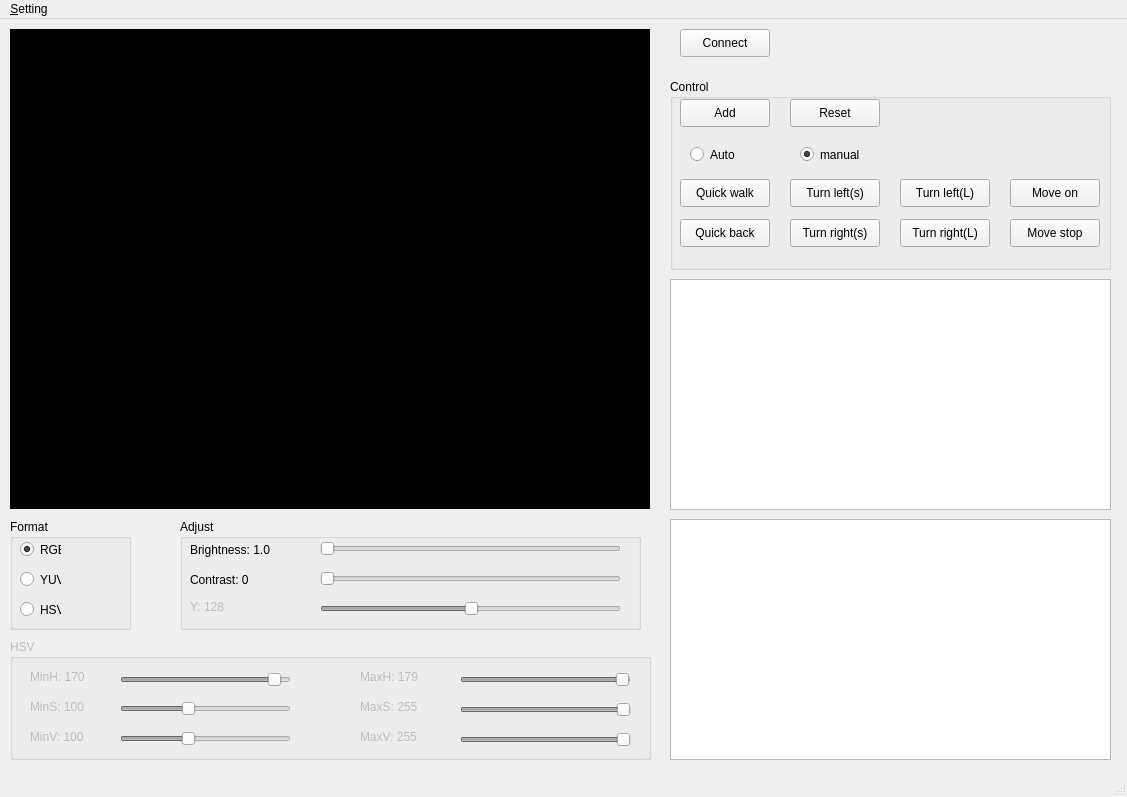
This is QT-ColorSegmentation/VideoArea.ui in LejuRobotics/Aelos-Vision-Demo as Qt 5 draws it before an edit. The edited form follows.
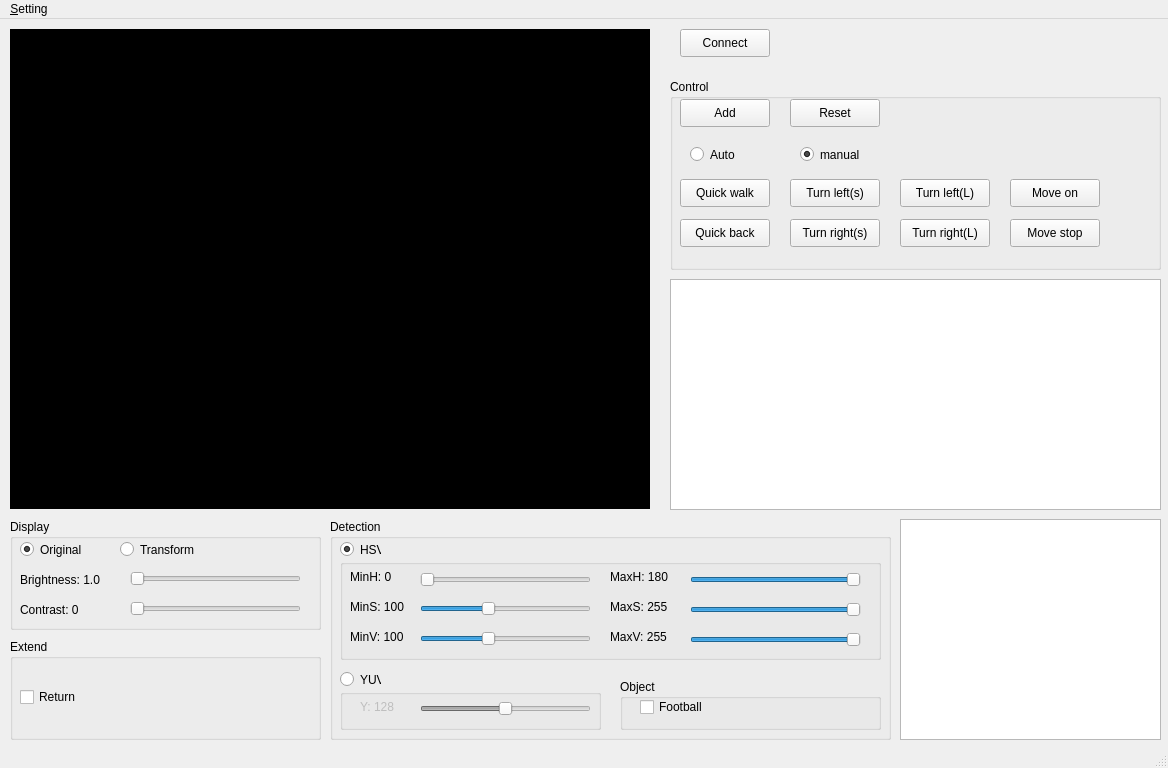
This is the edited form. Custom widgets are drawn as their Qt base class.

```diff
--- a/QT-ColorSegmentation/VideoArea.ui
+++ b/QT-ColorSegmentation/VideoArea.ui
@@ -6,8 +6,8 @@
    <rect>
     <x>0</x>
     <y>0</y>
-    <width>1127</width>
-    <height>797</height>
+    <width>1168</width>
+    <height>768</height>
    </rect>
   </property>
   <property name="minimumSize">
@@ -54,24 +54,69 @@
      <string/>
     </property>
    </widget>
-   <widget class="QGroupBox" name="groupBox_2">
+   <widget class="QGroupBox" name="format_groupBox">
     <property name="geometry">
      <rect>
-      <x>180</x>
+      <x>10</x>
       <y>500</y>
-      <width>461</width>
+      <width>311</width>
       <height>111</height>
      </rect>
     </property>
     <property name="title">
-     <string>Adjust</string>
+     <string>Display</string>
     </property>
+    <widget class="QRadioButton" name="original_radio">
+     <property name="geometry">
+      <rect>
+       <x>10</x>
+       <y>20</y>
+       <width>81</width>
+       <height>21</height>
+      </rect>
+     </property>
+     <property name="text">
+      <string>Original</string>
+     </property>
+     <property name="checked">
+      <bool>true</bool>
+     </property>
+    </widget>
+    <widget class="QRadioButton" name="transform_radio">
+     <property name="geometry">
+      <rect>
+       <x>110</x>
+       <y>20</y>
+       <width>81</width>
+       <height>21</height>
+      </rect>
+     </property>
+     <property name="text">
+      <string>Transform</string>
+     </property>
+     <property name="checked">
+      <bool>false</bool>
+     </property>
+    </widget>
+    <widget class="QLabel" name="brightness_label">
+     <property name="geometry">
+      <rect>
+       <x>10</x>
+       <y>50</y>
+       <width>101</width>
+       <height>21</height>
+      </rect>
+     </property>
+     <property name="text">
+      <string>Brightness: 1.0</string>
+     </property>
+    </widget>
     <widget class="QSlider" name="brightness_slider">
      <property name="geometry">
       <rect>
-       <x>140</x>
-       <y>20</y>
-       <width>301</width>
+       <x>120</x>
+       <y>50</y>
+       <width>171</width>
        <height>19</height>
       </rect>
      </property>
@@ -85,78 +130,11 @@
       <enum>Qt::Horizontal</enum>
      </property>
     </widget>
-    <widget class="QSlider" name="contrast_slider">
-     <property name="geometry">
-      <rect>
-       <x>140</x>
-       <y>50</y>
-       <width>301</width>
-       <height>19</height>
-      </rect>
-     </property>
-     <property name="maximum">
-      <number>200</number>
-     </property>
-     <property name="orientation">
-      <enum>Qt::Horizontal</enum>
-     </property>
-    </widget>
-    <widget class="QSlider" name="colorY_slider">
-     <property name="enabled">
-      <bool>false</bool>
-     </property>
-     <property name="geometry">
-      <rect>
-       <x>140</x>
-       <y>80</y>
-       <width>301</width>
-       <height>19</height>
-      </rect>
-     </property>
-     <property name="maximum">
-      <number>255</number>
-     </property>
-     <property name="value">
-      <number>128</number>
-     </property>
-     <property name="orientation">
-      <enum>Qt::Horizontal</enum>
-     </property>
-    </widget>
-    <widget class="QLabel" name="colorY_label">
-     <property name="enabled">
-      <bool>false</bool>
-     </property>
-     <property name="geometry">
-      <rect>
-       <x>10</x>
-       <y>80</y>
-       <width>101</width>
-       <height>16</height>
-      </rect>
-     </property>
-     <property name="text">
-      <string>Y: 128</string>
-     </property>
-    </widget>
-    <widget class="QLabel" name="brightness_label">
-     <property name="geometry">
-      <rect>
-       <x>10</x>
-       <y>20</y>
-       <width>101</width>
-       <height>21</height>
-      </rect>
-     </property>
-     <property name="text">
-      <string>Brightness: 1.0</string>
-     </property>
-    </widget>
     <widget class="QLabel" name="contrast_label">
      <property name="geometry">
       <rect>
        <x>10</x>
-       <y>50</y>
+       <y>80</y>
        <width>101</width>
        <height>21</height>
       </rect>
@@ -165,59 +143,20 @@
       <string>Contrast: 0</string>
      </property>
     </widget>
-   </widget>
-   <widget class="QGroupBox" name="format_groupBox">
+    <widget class="QSlider" name="contrast_slider">
     <property name="geometry">
      <rect>
-      <x>10</x>
-      <y>500</y>
-      <width>121</width>
-      <height>111</height>
-     </rect>
-    </property>
-    <property name="title">
-     <string>Format</string>
-    </property>
-    <widget class="QRadioButton" name="rgb_radio">
-     <property name="geometry">
-      <rect>
-       <x>10</x>
-       <y>20</y>
-       <width>41</width>
-       <height>21</height>
-      </rect>
-     </property>
-     <property name="text">
-      <string>RGB</string>
-     </property>
-     <property name="checked">
-      <bool>true</bool>
-     </property>
-    </widget>
-    <widget class="QRadioButton" name="yuv_radio">
-     <property name="geometry">
-      <rect>
-       <x>10</x>
-       <y>50</y>
-       <width>41</width>
-       <height>21</height>
-      </rect>
-     </property>
-     <property name="text">
-      <string>YUV</string>
-     </property>
-    </widget>
-    <widget class="QRadioButton" name="hsv_radio">
-     <property name="geometry">
-      <rect>
-       <x>10</x>
+       <x>120</x>
        <y>80</y>
-       <width>41</width>
-       <height>21</height>
+       <width>171</width>
+       <height>19</height>
       </rect>
      </property>
-     <property name="text">
-      <string>HSV</string>
+     <property name="maximum">
+      <number>200</number>
+     </property>
+     <property name="orientation">
+      <enum>Qt::Horizontal</enum>
      </property>
     </widget>
    </widget>
@@ -239,7 +178,7 @@
      <rect>
       <x>670</x>
       <y>60</y>
-      <width>441</width>
+      <width>491</width>
       <height>191</height>
      </rect>
     </property>
@@ -412,59 +351,74 @@
      </property>
     </widget>
    </widget>
-   <widget class="QTextEdit" name="textEdit">
-    <property name="geometry">
-     <rect>
-      <x>670</x>
-      <y>500</y>
-      <width>441</width>
-      <height>241</height>
-     </rect>
-    </property>
-   </widget>
    <widget class="LejuTbableWidget" name="tableWidget">
     <property name="geometry">
      <rect>
       <x>670</x>
       <y>260</y>
-      <width>441</width>
+      <width>491</width>
       <height>231</height>
      </rect>
     </property>
    </widget>
+   <widget class="QGroupBox" name="groupBox_4">
+    <property name="geometry">
+     <rect>
+      <x>330</x>
+      <y>500</y>
+      <width>561</width>
+      <height>221</height>
+     </rect>
+    </property>
+    <property name="title">
+     <string>Detection</string>
+    </property>
+    <widget class="QRadioButton" name="hsv_radio">
+     <property name="geometry">
+      <rect>
+       <x>10</x>
+       <y>20</y>
+       <width>41</width>
+       <height>21</height>
+      </rect>
+     </property>
+     <property name="text">
+      <string>HSV</string>
+     </property>
+     <property name="checked">
+      <bool>true</bool>
+     </property>
+    </widget>
    <widget class="QGroupBox" name="hsvGroupBox">
-    <property name="enabled">
-     <bool>false</bool>
-    </property>
     <property name="geometry">
      <rect>
       <x>10</x>
-      <y>620</y>
-      <width>641</width>
-      <height>121</height>
+       <y>40</y>
+       <width>541</width>
+       <height>101</height>
      </rect>
     </property>
     <property name="title">
-     <string>HSV</string>
+      <string/>
     </property>
     <widget class="QLabel" name="colorMinH_label">
      <property name="geometry">
       <rect>
-       <x>20</x>
-       <y>30</y>
+        <x>10</x>
+        <y>10</y>
        <width>61</width>
        <height>16</height>
       </rect>
      </property>
      <property name="text">
-      <string>MinH: 170</string>
+       <string>MinH: 0</string>
      </property>
     </widget>
     <widget class="QSlider" name="colorMinH_slider">
      <property name="geometry">
       <rect>
-       <x>110</x>
-       <y>30</y>
+        <x>80</x>
+        <y>10</y>
        <width>171</width>
        <height>21</height>
       </rect>
@@ -473,7 +427,39 @@
       <number>180</number>
      </property>
      <property name="value">
-      <number>170</number>
+       <number>0</number>
+      </property>
+      <property name="orientation">
+       <enum>Qt::Horizontal</enum>
+      </property>
+     </widget>
+     <widget class="QLabel" name="colorMaxH_label">
+      <property name="geometry">
+       <rect>
+        <x>270</x>
+        <y>10</y>
+        <width>61</width>
+        <height>16</height>
+       </rect>
+      </property>
+      <property name="text">
+       <string>MaxH: 180</string>
+      </property>
+     </widget>
+     <widget class="QSlider" name="colorMaxH_slider">
+      <property name="geometry">
+       <rect>
+        <x>350</x>
+        <y>10</y>
+        <width>171</width>
+        <height>21</height>
+       </rect>
+      </property>
+      <property name="maximum">
+       <number>180</number>
+      </property>
+      <property name="value">
+       <number>180</number>
      </property>
      <property name="orientation">
       <enum>Qt::Horizontal</enum>
@@ -482,8 +468,8 @@
     <widget class="QLabel" name="colorMinS_label">
      <property name="geometry">
       <rect>
-       <x>20</x>
-       <y>60</y>
+        <x>10</x>
+        <y>40</y>
        <width>61</width>
        <height>16</height>
       </rect>
@@ -495,27 +481,8 @@
     <widget class="QSlider" name="colorMinS_slider">
      <property name="geometry">
       <rect>
-       <x>110</x>
-       <y>60</y>
-       <width>171</width>
-       <height>19</height>
-      </rect>
-     </property>
-     <property name="maximum">
-      <number>255</number>
-     </property>
-     <property name="value">
-      <number>100</number>
-     </property>
-     <property name="orientation">
-      <enum>Qt::Horizontal</enum>
-     </property>
-    </widget>
-    <widget class="QSlider" name="colorMinV_slider">
-     <property name="geometry">
-      <rect>
-       <x>110</x>
-       <y>90</y>
+        <x>80</x>
+        <y>40</y>
        <width>171</width>
        <height>19</height>
       </rect>
@@ -533,8 +500,8 @@
     <widget class="QLabel" name="colorMinV_label">
      <property name="geometry">
       <rect>
-       <x>20</x>
-       <y>90</y>
+        <x>10</x>
+        <y>70</y>
        <width>61</width>
        <height>16</height>
       </rect>
@@ -543,24 +510,30 @@
       <string>MinV: 100</string>
      </property>
     </widget>
-    <widget class="QLabel" name="colorMaxH_label">
+     <widget class="QSlider" name="colorMinV_slider">
      <property name="geometry">
       <rect>
-       <x>350</x>
-       <y>30</y>
-       <width>61</width>
-       <height>16</height>
-      </rect>
-     </property>
-     <property name="text">
-      <string>MaxH: 179</string>
+        <x>80</x>
+        <y>70</y>
+        <width>171</width>
+        <height>19</height>
+       </rect>
+      </property>
+      <property name="maximum">
+       <number>255</number>
+      </property>
+      <property name="value">
+       <number>100</number>
+      </property>
+      <property name="orientation">
+       <enum>Qt::Horizontal</enum>
      </property>
     </widget>
     <widget class="QLabel" name="colorMaxS_label">
      <property name="geometry">
       <rect>
-       <x>350</x>
-       <y>60</y>
+        <x>270</x>
+        <y>40</y>
        <width>61</width>
        <height>16</height>
       </rect>
@@ -572,8 +545,8 @@
     <widget class="QLabel" name="colorMaxV_label">
      <property name="geometry">
       <rect>
-       <x>350</x>
-       <y>90</y>
+        <x>270</x>
+        <y>70</y>
        <width>61</width>
        <height>16</height>
       </rect>
@@ -582,49 +555,11 @@
       <string>MaxV: 255</string>
      </property>
     </widget>
-    <widget class="QSlider" name="colorMaxH_slider">
-     <property name="geometry">
-      <rect>
-       <x>450</x>
-       <y>30</y>
-       <width>171</width>
-       <height>21</height>
-      </rect>
-     </property>
-     <property name="maximum">
-      <number>180</number>
-     </property>
-     <property name="value">
-      <number>179</number>
-     </property>
-     <property name="orientation">
-      <enum>Qt::Horizontal</enum>
-     </property>
-    </widget>
-    <widget class="QSlider" name="colorMaxV_slider">
-     <property name="geometry">
-      <rect>
-       <x>450</x>
-       <y>90</y>
-       <width>171</width>
-       <height>21</height>
-      </rect>
-     </property>
-     <property name="maximum">
-      <number>255</number>
-     </property>
-     <property name="value">
-      <number>255</number>
-     </property>
-     <property name="orientation">
-      <enum>Qt::Horizontal</enum>
-     </property>
-    </widget>
     <widget class="QSlider" name="colorMaxS_slider">
      <property name="geometry">
       <rect>
-       <x>450</x>
-       <y>60</y>
+        <x>350</x>
+        <y>40</y>
        <width>171</width>
        <height>21</height>
       </rect>
@@ -637,6 +572,162 @@
      </property>
      <property name="orientation">
       <enum>Qt::Horizontal</enum>
+      </property>
+     </widget>
+     <widget class="QSlider" name="colorMaxV_slider">
+      <property name="geometry">
+       <rect>
+        <x>350</x>
+        <y>70</y>
+        <width>171</width>
+        <height>21</height>
+       </rect>
+      </property>
+      <property name="maximum">
+       <number>255</number>
+      </property>
+      <property name="value">
+       <number>255</number>
+      </property>
+      <property name="orientation">
+       <enum>Qt::Horizontal</enum>
+      </property>
+     </widget>
+    </widget>
+    <widget class="QRadioButton" name="yuv_radio">
+     <property name="geometry">
+      <rect>
+       <x>10</x>
+       <y>150</y>
+       <width>41</width>
+       <height>21</height>
+      </rect>
+     </property>
+     <property name="text">
+      <string>YUV</string>
+     </property>
+     <property name="checked">
+      <bool>false</bool>
+     </property>
+    </widget>
+    <widget class="QGroupBox" name="groupBox_5">
+     <property name="geometry">
+      <rect>
+       <x>10</x>
+       <y>170</y>
+       <width>261</width>
+       <height>41</height>
+      </rect>
+     </property>
+     <property name="title">
+      <string/>
+     </property>
+     <widget class="QLabel" name="colorY_label">
+      <property name="enabled">
+       <bool>false</bool>
+      </property>
+      <property name="geometry">
+       <rect>
+        <x>20</x>
+        <y>10</y>
+        <width>51</width>
+        <height>16</height>
+       </rect>
+      </property>
+      <property name="text">
+       <string>Y: 128</string>
+      </property>
+     </widget>
+     <widget class="QSlider" name="colorY_slider">
+      <property name="enabled">
+       <bool>false</bool>
+      </property>
+      <property name="geometry">
+       <rect>
+        <x>80</x>
+        <y>10</y>
+        <width>171</width>
+        <height>19</height>
+       </rect>
+      </property>
+      <property name="maximum">
+       <number>255</number>
+      </property>
+      <property name="value">
+       <number>128</number>
+      </property>
+      <property name="orientation">
+       <enum>Qt::Horizontal</enum>
+      </property>
+     </widget>
+    </widget>
+    <widget class="QGroupBox" name="groupBox_6">
+     <property name="geometry">
+      <rect>
+       <x>290</x>
+       <y>160</y>
+       <width>261</width>
+       <height>51</height>
+      </rect>
+     </property>
+     <property name="title">
+      <string>Object</string>
+     </property>
+     <widget class="QCheckBox" name="football_checkBox">
+      <property name="geometry">
+       <rect>
+        <x>20</x>
+        <y>20</y>
+        <width>71</width>
+        <height>16</height>
+       </rect>
+      </property>
+      <property name="text">
+       <string>Football</string>
+      </property>
+     </widget>
+    </widget>
+    <zorder>hsv_radio</zorder>
+    <zorder>hsvGroupBox</zorder>
+    <zorder>hsvGroupBox</zorder>
+    <zorder>hsvGroupBox</zorder>
+    <zorder>yuv_radio</zorder>
+    <zorder>groupBox_5</zorder>
+    <zorder>groupBox_6</zorder>
+   </widget>
+   <widget class="QTextEdit" name="textEdit">
+    <property name="geometry">
+     <rect>
+      <x>900</x>
+      <y>500</y>
+      <width>261</width>
+      <height>221</height>
+     </rect>
+    </property>
+   </widget>
+   <widget class="QGroupBox" name="groupBox">
+    <property name="geometry">
+     <rect>
+      <x>10</x>
+      <y>620</y>
+      <width>311</width>
+      <height>101</height>
+     </rect>
+    </property>
+    <property name="title">
+     <string>Extend</string>
+    </property>
+    <widget class="QCheckBox" name="return_radio">
+     <property name="geometry">
+      <rect>
+       <x>10</x>
+       <y>50</y>
+       <width>71</width>
+       <height>16</height>
+      </rect>
+     </property>
+     <property name="text">
+      <string>Return</string>
      </property>
     </widget>
    </widget>
@@ -646,7 +737,7 @@
     <rect>
      <x>0</x>
      <y>0</y>
-     <width>1127</width>
+     <width>1168</width>
      <height>23</height>
     </rect>
    </property>
```
Lines whose indentation alone changed are shown as unchanged.
